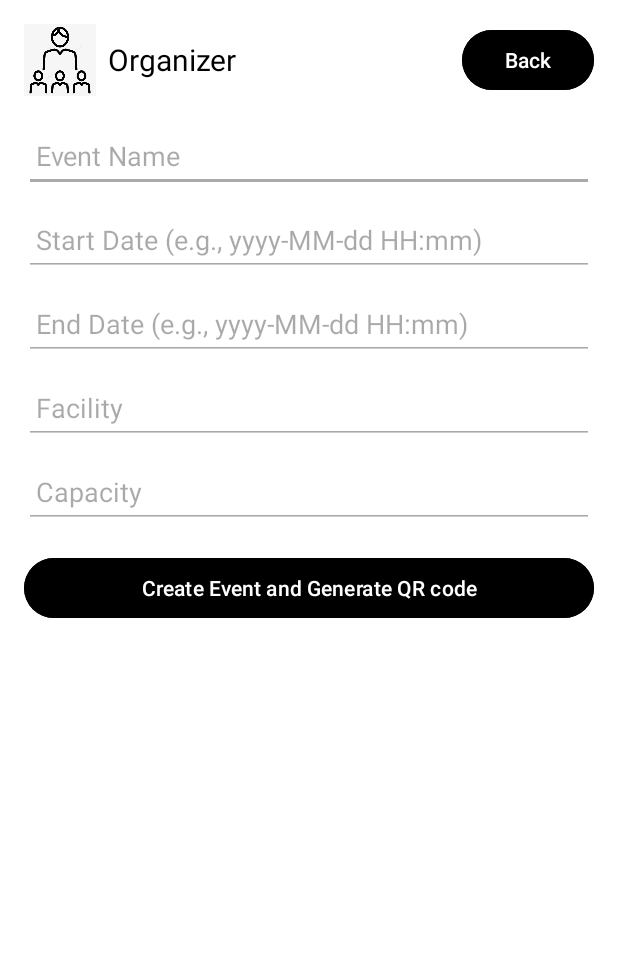
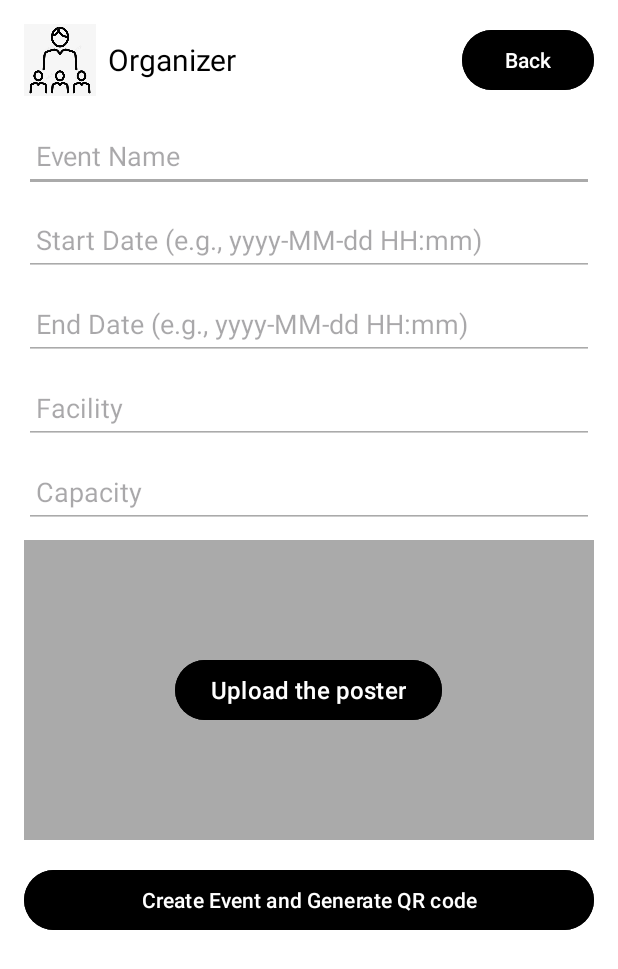
Before and after one commit to CMPUT301F24syntax/syntax-events, an Android app: the OrganizerActivity screen opened directly, with no data from a screen before it, on a phone screen of 412 x 824 dp. Shown: the top 969 px of the screen. Run offline under Robolectric (Android 15) with nearby library versions, the phone set to English and light mode, and no system bars; our stand-ins replace Firebase (no records; nobody signed in at launch, a user with empty details on screens opened directly).

Commit message:
make the organizer can upload the picture

```diff
--- a/app/src/main/AndroidManifest.xml
+++ b/app/src/main/AndroidManifest.xml
@@ -2,6 +2,10 @@
 <manifest xmlns:android="http://schemas.android.com/apk/res/android"
     xmlns:tools="http://schemas.android.com/tools"
     package="com.example.syntaxeventlottery">
+
+    <uses-permission android:name="android.permission.READ_EXTERNAL_STORAGE" />
+    <uses-permission android:name="android.permission.WRITE_EXTERNAL_STORAGE" />
+
 
     <application
         android:allowBackup="true"
--- a/app/src/main/java/com/example/syntaxeventlottery/OrganizerActivity.java
+++ b/app/src/main/java/com/example/syntaxeventlottery/OrganizerActivity.java
@@ -1,12 +1,20 @@
 package com.example.syntaxeventlottery;
 
+import android.content.Intent;
+import android.net.Uri;
 import android.os.Bundle;
+import android.provider.MediaStore;
 import android.view.View;
 import android.widget.Button;
 import android.widget.EditText;
+import android.widget.ImageView;
 import android.widget.Toast;
+import androidx.activity.result.ActivityResultLauncher;
+import androidx.activity.result.contract.ActivityResultContracts;
 import androidx.appcompat.app.AppCompatActivity;
 import com.google.firebase.firestore.FirebaseFirestore;
+import com.google.firebase.storage.FirebaseStorage;
+import com.google.firebase.storage.StorageReference;
 
 import java.text.ParseException;
 import java.text.SimpleDateFormat;
@@ -24,7 +32,22 @@ public class OrganizerActivity extends AppCompatActivity {
     private EditText capacityEditText;
     private Button createEventButton;
     private Button backButton;
+    private Button uploadButton;
+    private ImageView eventImageView;
     private FirebaseFirestore db;
+    private FirebaseStorage storage;
+    private Uri imageUri;
+
+    // ActivityResultLauncher for selecting an image
+    private final ActivityResultLauncher<Intent> imagePickerLauncher = registerForActivityResult(
+            new ActivityResultContracts.StartActivityForResult(),
+            result -> {
+                if (result.getResultCode() == RESULT_OK && result.getData() != null) {
+                    imageUri = result.getData().getData();
+                    eventImageView.setImageURI(imageUri);  // Display selected image in ImageView
+                }
+            }
+    );
 
     @Override
     protected void onCreate(Bundle savedInstanceState) {
@@ -39,25 +62,24 @@ public class OrganizerActivity extends AppCompatActivity {
         capacityEditText = findViewById(R.id.capacityEditText);
         createEventButton = findViewById(R.id.createEventButton);
         backButton = findViewById(R.id.backButton);
+        uploadButton = findViewById(R.id.uploadButton);
+        eventImageView = findViewById(R.id.eventImageView);
 
-        // Initialize Firestore
+        // Initialize Firestore and Firebase Storage
         db = FirebaseFirestore.getInstance();
+        storage = FirebaseStorage.getInstance();
 
         // Set click listener for the back button
-        backButton.setOnClickListener(new View.OnClickListener() {
-            @Override
-            public void onClick(View v) {
-                finish();
-            }
+        backButton.setOnClickListener(v -> finish());
+
+        // Set click listener for the upload button
+        uploadButton.setOnClickListener(v -> {
+            Intent intent = new Intent(Intent.ACTION_PICK, MediaStore.Images.Media.EXTERNAL_CONTENT_URI);
+            imagePickerLauncher.launch(intent);
         });
 
         // Set click listener for the create event button
-        createEventButton.setOnClickListener(new View.OnClickListener() {
-            @Override
-            public void onClick(View v) {
-                saveEventToDatabase();
-            }
-        });
+        createEventButton.setOnClickListener(v -> saveEventToDatabase());
     }
 
     private void saveEventToDatabase() {
@@ -106,7 +128,32 @@ public class OrganizerActivity extends AppCompatActivity {
         eventData.put("facility", facility);
         eventData.put("capacity", capacity);
 
-        // Save to Firestore using eventID as the document ID
+        // If an image is selected, upload it and save the URL
+        if (imageUri != null) {
+            uploadImageAndSaveEventData(eventID, eventData);
+        } else {
+            saveEventData(eventID, eventData, null);
+        }
+    }
+
+    private void uploadImageAndSaveEventData(String eventID, Map<String, Object> eventData) {
+        StorageReference storageRef = storage.getReference().child("event_images/" + eventID);
+        storageRef.putFile(imageUri)
+                .addOnSuccessListener(taskSnapshot -> storageRef.getDownloadUrl()
+                        .addOnSuccessListener(uri -> {
+                            saveEventData(eventID, eventData, uri.toString());
+                            // Hide upload button and show selected image
+                            uploadButton.setVisibility(View.GONE);
+                            eventImageView.setImageURI(imageUri);
+                        })
+                        .addOnFailureListener(e -> Toast.makeText(this, "Image upload failed", Toast.LENGTH_SHORT).show()))
+                .addOnFailureListener(e -> Toast.makeText(this, "Image upload failed", Toast.LENGTH_SHORT).show());
+    }
+
+    private void saveEventData(String eventID, Map<String, Object> eventData, String imageUrl) {
+        if (imageUrl != null) {
+            eventData.put("imageUrl", imageUrl);
+        }
         db.collection("events").document(eventID)
                 .set(eventData)
                 .addOnSuccessListener(aVoid -> {
@@ -122,5 +169,8 @@ public class OrganizerActivity extends AppCompatActivity {
         eventEndDateEditText.setText("");
         facilityEditText.setText("");
         capacityEditText.setText("");
+        eventImageView.setImageURI(null);
+        uploadButton.setVisibility(View.VISIBLE); // Reset button visibility for next event
+        imageUri = null;
     }
 }
--- a/app/src/main/res/layout/activity_organizer.xml
+++ b/app/src/main/res/layout/activity_organizer.xml
@@ -104,6 +104,35 @@
                 android:padding="8dp"
                 android:layout_marginTop="8dp" />
 
+            <!-- Event Image View with "Upload the poster" button overlay -->
+            <FrameLayout
+                android:layout_width="match_parent"
+                android:layout_height="200dp"
+                android:layout_marginTop="8dp">
+
+                <!-- Event Image -->
+                <ImageView
+                    android:id="@+id/eventImageView"
+                    android:layout_width="match_parent"
+                    android:layout_height="match_parent"
+                    android:contentDescription="Event Image"
+                    android:background="@android:color/darker_gray"
+                    android:scaleType="centerCrop" />
+
+                <!-- Button to Upload Image -->
+                <Button
+                    android:id="@+id/uploadButton"
+                    android:layout_width="wrap_content"
+                    android:layout_height="wrap_content"
+                    android:layout_gravity="center"
+                    android:text="Upload the poster"
+                    android:textSize="16sp"
+                    android:backgroundTint="@android:color/black"
+                    android:textColor="@android:color/white" />
+            </FrameLayout>
+
+
+
             <!-- Button to Create Event -->
             <Button
                 android:id="@+id/createEventButton"
```
Also changed, not shown: app/src/main/java/com/example/syntaxeventlottery/Event.java (+131 -15 lines).
